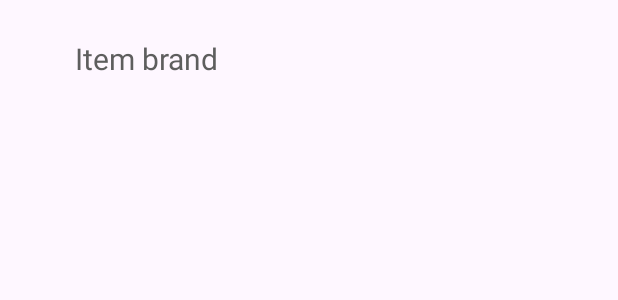
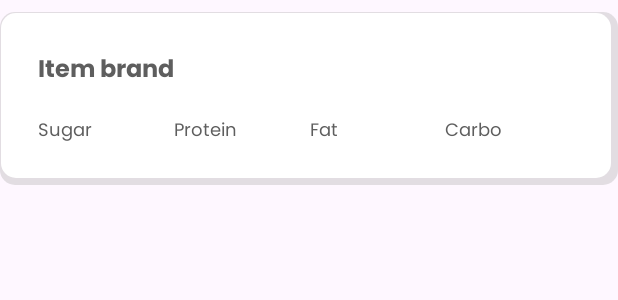
Before and after one commit to Nutriant/nutriant-app, an Android app: the layout item_search_food_fatsecret.xml on its own in the app's theme, with its tools: preview values and no code run, on a phone screen of 412 x 824 dp. Shown: the top 300 px of the screen. Run offline under Robolectric (Android 15) with nearby library versions, the phone set to English and light mode, and no system bars.

Commit message:
Update searchitem xml and binding to Information Log

```diff
--- a/app/src/main/java/com/dicoding/nutrient/ui/adapters/SearchFoodFatsecretAdapter.kt
+++ b/app/src/main/java/com/dicoding/nutrient/ui/adapters/SearchFoodFatsecretAdapter.kt
@@ -1,5 +1,6 @@
 package com.dicoding.nutrient.ui.adapters
 
+import android.content.Intent
 import android.view.LayoutInflater
 import android.view.ViewGroup
 import androidx.recyclerview.widget.DiffUtil
@@ -8,11 +9,24 @@ import androidx.recyclerview.widget.RecyclerView
 import com.dicoding.nutrient.data.model.response.fatsecret.AllFood
 import com.dicoding.nutrient.data.model.response.fatsecret.GetSearchFoodResponse
 import com.dicoding.nutrient.databinding.ItemSearchFoodFatsecretBinding
+import com.dicoding.nutrient.ui.activities.InformationLogActivity
 
 class SearchFoodFatsecretAdapter
     : ListAdapter<AllFood, SearchFoodFatsecretAdapter.ViewHolder>(DIFF_CALLBACK) {
 
-    inner class ViewHolder(var binding: ItemSearchFoodFatsecretBinding) : RecyclerView.ViewHolder(binding.root)
+    inner class ViewHolder(var binding: ItemSearchFoodFatsecretBinding) : RecyclerView.ViewHolder(binding.root) {
+        init {
+            itemView.setOnClickListener {
+                val position = adapterPosition
+                if (position != RecyclerView.NO_POSITION) {
+                    val clickedFood = getItem(position)
+                    val intent = Intent(itemView.context, InformationLogActivity::class.java)
+                    // Berikan put extra disini
+                    itemView.context.startActivity(intent)
+                }
+            }
+        }
+    }
 
     override fun onCreateViewHolder(parent: ViewGroup, viewType: Int): ViewHolder {
         val binding = ItemSearchFoodFatsecretBinding.inflate(LayoutInflater.from(parent.context), parent, false)
--- a/app/src/main/res/layout/activity_search_home.xml
+++ b/app/src/main/res/layout/activity_search_home.xml
@@ -5,7 +5,8 @@
     android:id="@+id/main"
     android:layout_width="match_parent"
     android:layout_height="match_parent"
-    tools:context=".ui.activities.SearchHomeActivity">
+    tools:context=".ui.activities.SearchHomeActivity"
+    android:background="@color/white">
 
     <LinearLayout
         android:layout_width="match_parent"
@@ -19,7 +20,8 @@
             <LinearLayout
                 android:layout_width="match_parent"
                 android:layout_height="wrap_content"
-                android:orientation="horizontal">
+                android:orientation="horizontal"
+                android:background="@color/white">
                 <com.google.android.material.appbar.MaterialToolbar
                     android:id="@+id/tool_bar"
                     android:layout_width="wrap_content"
@@ -65,6 +67,7 @@
                 android:progressTint="@color/greenApps"
                 android:layout_gravity="center"/>
             <androidx.recyclerview.widget.RecyclerView
+                android:layout_margin="16dp"
                 android:id="@+id/rv_search"
                 android:layout_width="match_parent"
                 android:layout_height="match_parent"/>
--- a/app/src/main/res/layout/item_search_food_fatsecret.xml
+++ b/app/src/main/res/layout/item_search_food_fatsecret.xml
@@ -2,15 +2,64 @@
 <LinearLayout xmlns:android="http://schemas.android.com/apk/res/android"
     xmlns:tools="http://schemas.android.com/tools"
     android:layout_width="match_parent"
-    android:layout_height="80dp"
-    android:paddingHorizontal="50dp"
+    android:layout_height="wrap_content"
+    android:orientation="vertical"
+    android:paddingHorizontal="25dp"
     android:paddingVertical="25dp"
-    android:orientation="vertical">
+    android:background="@drawable/rounded_profile_information"
+    android:layout_marginTop="8dp">
 
     <TextView
         android:id="@+id/tv_name"
         android:layout_width="wrap_content"
         android:layout_height="wrap_content"
-        android:textSize="20sp"
-        tools:text="Item brand"/>
+        android:fontFamily="@font/poppinsbold"
+        android:textSize="16sp"
+        tools:text="Item brand" />
+
+    <LinearLayout
+        android:layout_width="match_parent"
+        android:layout_height="wrap_content"
+        android:layout_marginTop="16dp"
+        android:orientation="horizontal">
+
+        <TextView
+            android:id="@+id/searchSugarDetail"
+            android:layout_width="match_parent"
+            android:layout_height="wrap_content"
+            android:layout_weight="1"
+            android:fontFamily="@font/poppinsregular"
+            android:text="@string/sugarTitle"
+            android:textSize="12sp" />
+
+        <TextView
+            android:id="@+id/searchProteinDetail"
+            android:layout_width="match_parent"
+            android:layout_height="wrap_content"
+            android:layout_weight="1"
+            android:fontFamily="@font/poppinsregular"
+            android:text="@string/proteinTitle"
+            android:textSize="12sp" />
+
+        <TextView
+            android:id="@+id/searchFatDetail"
+            android:layout_width="match_parent"
+            android:layout_height="wrap_content"
+            android:layout_weight="1"
+            android:fontFamily="@font/poppinsregular"
+            android:text="@string/fatTitle"
+            android:textSize="12sp" />
+
+        <TextView
+            android:id="@+id/searchCarboDetail"
+            android:layout_width="match_parent"
+            android:layout_height="wrap_content"
+            android:layout_weight="1"
+            android:fontFamily="@font/poppinsregular"
+            android:text="@string/carboTitle"
+            android:textSize="12sp" />
+
+    </LinearLayout>
+
+
 </LinearLayout>
```
